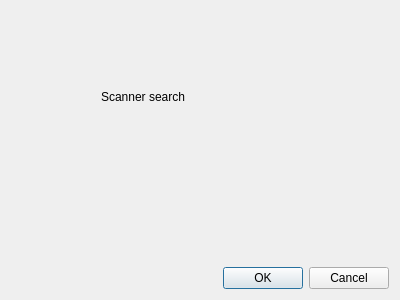
Old version of the form gui/scan/scannerdialog.ui in the repository uliss/quneiform.
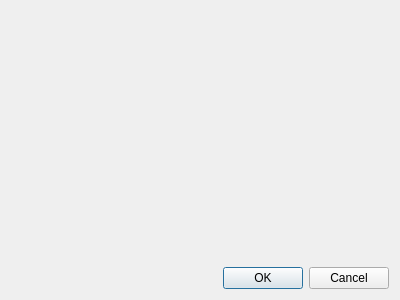
New version of the form. The open tabs and pages were chosen to show the change.

Commit message: scanner preview added

Diff of the .ui file:
```diff
--- a/gui/scan/scannerdialog.ui
+++ b/gui/scan/scannerdialog.ui
@@ -68,6 +68,17 @@
        </item>
       </layout>
      </widget>
+     <widget class="QWidget" name="scanPreviewDialog">
+      <layout class="QVBoxLayout" name="verticalLayout_2">
+       <item>
+        <widget class="QLabel" name="previewImage">
+         <property name="text">
+          <string/>
+         </property>
+        </widget>
+       </item>
+      </layout>
+     </widget>
     </widget>
    </item>
    <item>
```
The commit also changes 2 other files.
